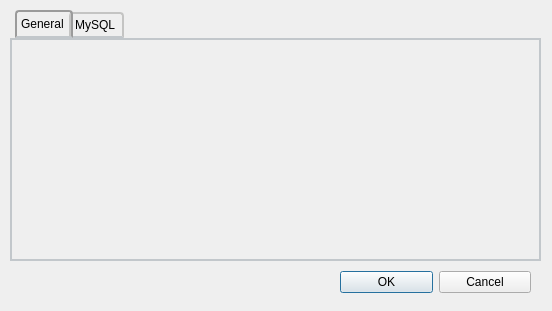
First picture: the form in USBNinjaGUI/settingsdialog.ui, repository gfoudree/usbninja, before the edit.
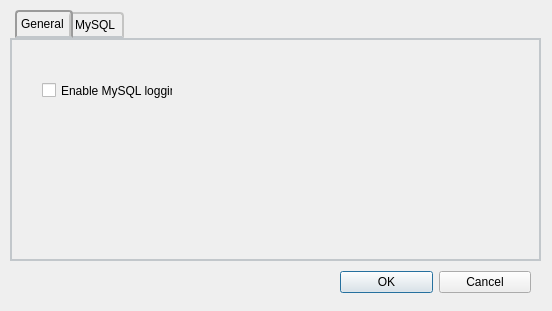
Second picture: the form after the edit. The open tabs and pages were chosen to show the change. Icons and pictures are not drawn.

Diff of the .ui file:
```diff
--- a/USBNinjaGUI/settingsdialog.ui
+++ b/USBNinjaGUI/settingsdialog.ui
@@ -106,6 +106,19 @@
     <attribute name="title">
      <string>General </string>
     </attribute>
+    <widget class="QCheckBox" name="checkBoxSQL">
+     <property name="geometry">
+      <rect>
+       <x>30</x>
+       <y>40</y>
+       <width>131</width>
+       <height>21</height>
+      </rect>
+     </property>
+     <property name="text">
+      <string>Enable MySQL logging</string>
+     </property>
+    </widget>
    </widget>
    <widget class="QWidget" name="mysql">
     <attribute name="icon">
```
Left out of the diff: 2 changed lines with no effect on the pictures.
